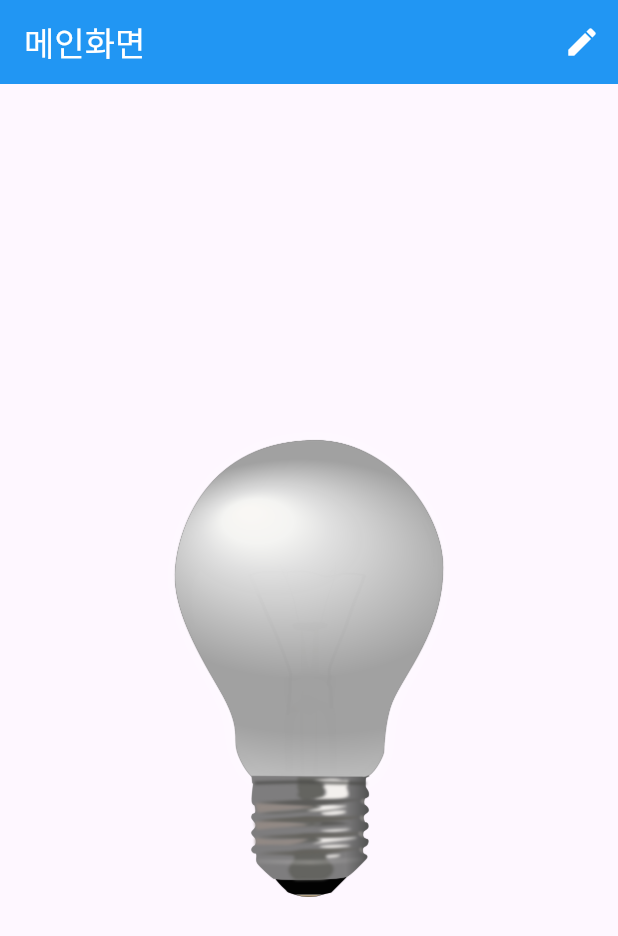
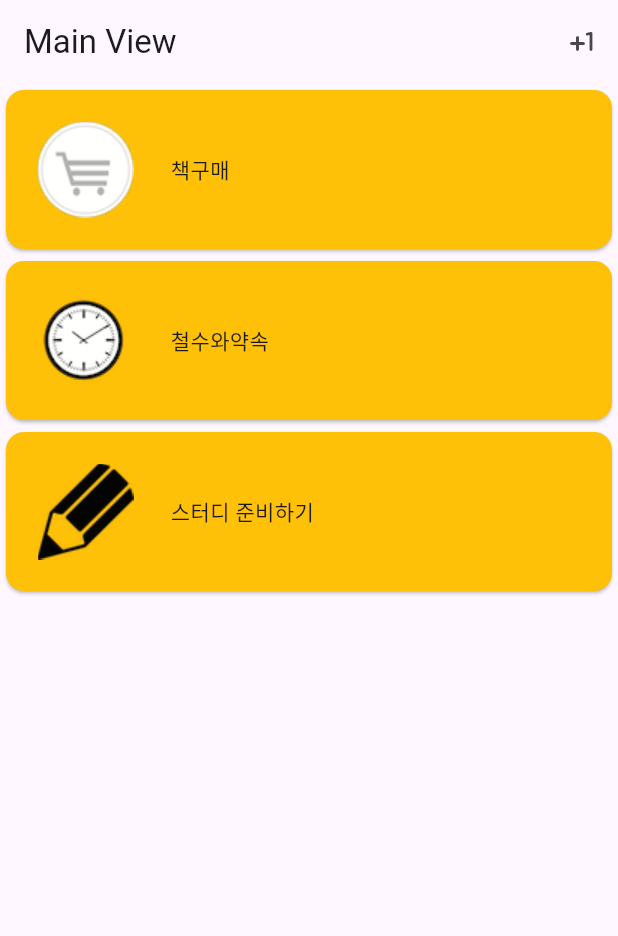
Before and after one commit to EunmiJang247/dart-study, a Flutter app: the screen it shows after launch, on a phone screen of 412 x 824 dp. Shown: the top 936 px of the screen. Run offline on Flutter 3.47's test engine with Material 3 defaults, Android fonts, the phone set to English and light mode, and no system bars; missing offline and left inert: simple_gesture_detector.

Commit message:
wheel-pract-second

```diff
--- a/lib/main.dart
+++ b/lib/main.dart
@@ -21,6 +21,9 @@ import 'package:second_flutter_pract/view/day_09example1_login.dart';
 import 'package:second_flutter_pract/view/day_09example2_login.dart';
 import 'package:second_flutter_pract/view/day_09example3_staticFirst.dart';
 import 'package:second_flutter_pract/view/day_09example4_lampstaticFirst.dart';
+import 'package:second_flutter_pract/view/day_09example5_wheelPract.dart';
+import 'package:second_flutter_pract/view/day_09example6_wheelPract_insert.dart';
+import 'package:second_flutter_pract/view/day_09example6_wheelPract_list.dart';
 // import 'package:second_flutter_pract/view/day_07example2_tabbar_firstpage.dart'; //안쓸꺼니까 지워
 // import 'package:second_flutter_pract/view/day_07example2_tabbar_secondpage.dart'; //안쓸꺼니까 지워
 
@@ -215,6 +218,34 @@ class MyApp extends StatelessWidget {
   // }
 
   // 로그인 실습 4번째
+  // @override
+  // Widget build(BuildContext context) {
+  //   return MaterialApp(
+  //     title: 'Flutter Demo',
+  //     theme: ThemeData(
+  //       colorScheme: ColorScheme.fromSeed(seedColor: Colors.deepPurple),
+  //       useMaterial3: true,
+  //     ),
+  //     // 라우트 잡을 것이다
+  //     home: const LampStaticFirst(),
+  //   );
+  // }
+
+  // 휠 예제
+  // @override
+  // Widget build(BuildContext context) {
+  //   return MaterialApp(
+  //     title: 'Flutter Demo',
+  //     theme: ThemeData(
+  //       colorScheme: ColorScheme.fromSeed(seedColor: Colors.deepPurple),
+  //       useMaterial3: true,
+  //     ),
+  //     // 라우트 잡을 것이다
+  //     home: const WheelPract(),
+  //   );
+  // }
+
+  // 휠예제2
   @override
   Widget build(BuildContext context) {
     return MaterialApp(
@@ -224,7 +255,11 @@ class MyApp extends StatelessWidget {
         useMaterial3: true,
       ),
       // 라우트 잡을 것이다
-      home: const LampStaticFirst(),
+      routes: {
+        '/': (context) => const TableListWheelList(),
+        '/insert': (context) => const TableListWheelListInsert(),
+      },
+      initialRoute: '/',
     );
   }
 }
--- a/lib/view/day_09example4_lampstaticFirst.dart
+++ b/lib/view/day_09example4_lampstaticFirst.dart
@@ -39,12 +39,10 @@ class _LampStaticFirstState extends State<LampStaticFirst> {
                     } else {
                       lampImage = 'images/lamp_on.png';
                     }
-                    setState(() {});
-                    //
                   } else {
                     lampImage = 'images/lamp_off.png';
-                    setState(() {});
                   }
+                  setState(() {});
                 });
               },
               icon: const Icon(Icons.edit),
--- /dev/null
+++ b/lib/view/day_09example6_wheelPract_list.dart
@@ -0,0 +1,128 @@
+import 'package:flutter/material.dart';
+import 'package:second_flutter_pract/model/message.dart';
+import 'package:second_flutter_pract/model/todo_list.dart';
+import 'package:second_flutter_pract/view/day_07example5_detaillistview_third.dart';
+
+class TableListWheelList extends StatefulWidget {
+  const TableListWheelList({super.key});
+
+  @override
+  State<TableListWheelList> createState() => _TableListWheelListState();
+}
+
+class _TableListWheelListState extends State<TableListWheelList> {
+  //모델 프로퍼티 선언
+  late List<TodoList> todoList;
+
+  @override
+  void initState() {
+    super.initState();
+    todoList = [];
+    addData();
+  }
+
+  addData() {
+    todoList.add(TodoList(
+        imagePath: "images/cart.png",
+        workList: "책구매",
+        listColor: Colors.amber));
+    todoList.add(TodoList(
+        imagePath: "images/clock.png",
+        workList: "철수와약속",
+        listColor: Colors.amber));
+    todoList.add(TodoList(
+        imagePath: "images/pencil.png",
+        workList: "스터디 준비하기",
+        listColor: Colors.amber));
+  }
+
+  @override
+  Widget build(BuildContext context) {
+    return Scaffold(
+        appBar: AppBar(
+          title: Text('Main View'),
+          actions: [
+            IconButton(
+              onPressed: () => Navigator.pushNamed(context, '/insert')
+                  .then((value) => rebuildData()),
+              // 두번째 화면에서 핑 오면 여기서부터 시작이야.
+              icon: Icon(Icons.plus_one_rounded),
+            )
+          ],
+        ),
+        body: Center(
+          child: ListView.builder(
+              itemCount: todoList.length,
+              itemBuilder: (context, index) {
+                return Dismissible(
+                  direction: DismissDirection.endToStart, //오른쪽에서 왼쪽으로 밀때
+                  key: ValueKey(todoList[index]), //인덱스 번호 보내면돼
+                  onDismissed: (direction) {
+                    todoList.remove(todoList[index]);
+                    setState(() {});
+                  }, //밀었다
+                  background: Container(
+                      color: Colors.red,
+                      alignment: Alignment.center,
+                      padding: const EdgeInsets.symmetric(horizontal: 40),
+                      child: const Column(
+                        mainAxisAlignment: MainAxisAlignment.center,
+                        children: [
+                          Icon(
+                            Icons.delete_forever,
+                            size: 50,
+                          ),
+                          Text('삭제')
+                        ],
+                      )),
+                  child: GestureDetector(
+                    onTap: () {
+                      Message.workList = todoList[index].workList;
+                      Message.imagePath = todoList[index].imagePath;
+                      Navigator.push(
+                        context,
+                        MaterialPageRoute(
+                            builder: (context) =>
+                                const DetailList()), //디테일 화면으로 가라
+                      );
+                      // .then((value) => rebuildCardColor(index));
+                    },
+                    child: Card(
+                      color: todoList[index].listColor,
+                      child: Row(
+                        children: [
+                          Padding(
+                            padding: const EdgeInsets.all(3.0),
+                            child: Image.asset(
+                              todoList[index].imagePath,
+                              width: 100,
+                              height: 100,
+                            ),
+                          ),
+                          Text(" ${todoList[index].workList}")
+                        ],
+                      ),
+                    ),
+                  ),
+                );
+              }),
+        ));
+  }
+
+  rebuildData() {
+    if (Message.action) {
+      todoList.add(TodoList(
+          imagePath: Message.imagePath,
+          workList: Message.workList,
+          listColor: Colors.amber));
+    }
+    Message.action = false;
+    setState(() {});
+  }
+
+  // rebuildCardColor(index) {
+  //   todoList[index].listColor = Colors.green;
+  //   todoList[index].imagePath = 'images/pikachu-1.jpg';
+  //   setState(() {});
+  // }
+}
```
Also changed, not shown: lib/view/day_09example4_lampstaticSecond.dart (+4 -4 lines), lib/view/day_09example5_wheelPract.dart (added, +119 -0 lines), lib/view/day_09example6_wheelPract_detail.dart (added, +32 -0 lines), lib/view/day_09example6_wheelPract_insert.dart (added, +95 -0 lines), images/w1.jpg (added), images/w10.jpg (added), images/w2.jpg (added), images/w3.jpg (added), images/w4.jpg (added), images/w5.jpg (added), images/w6.jpg (added), images/w7.jpg (added), images/w8.jpg (added), images/w9.jpg (added).
